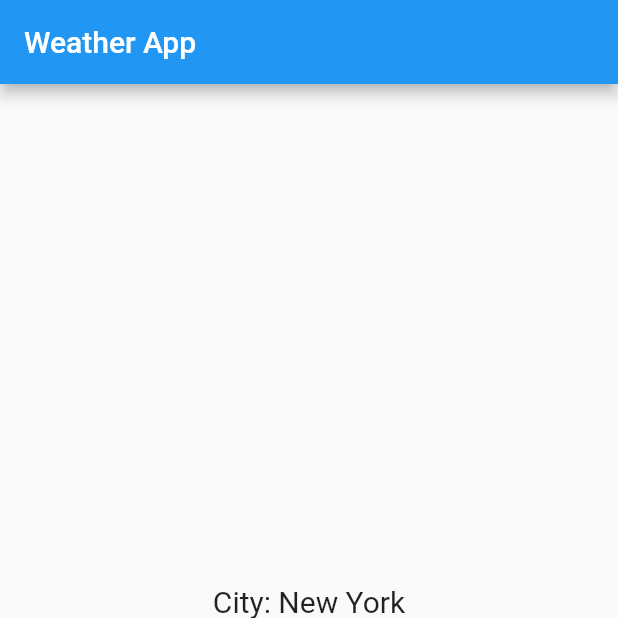
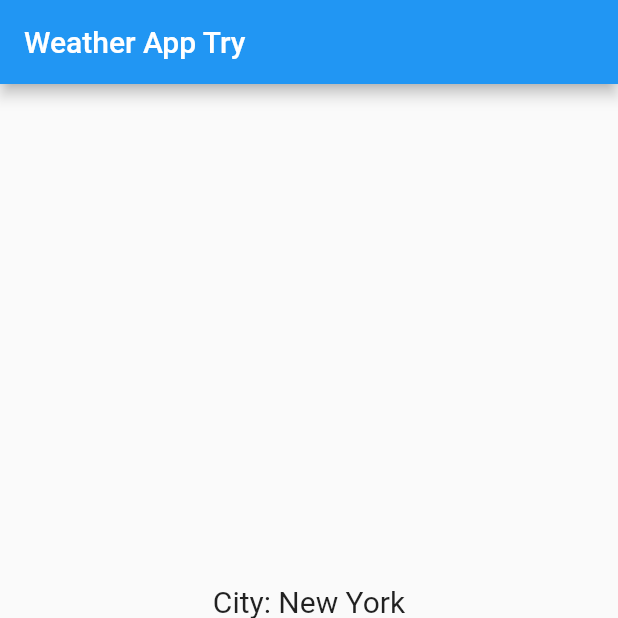
Before and after one commit to nureddineraslan/simple_weather_app, a Flutter app: the screen it shows after launch, on a phone screen of 412 x 824 dp, the top half of it. Run offline on Flutter 3.47's test engine with Material 2 defaults, Android fonts, the phone set to English and light mode, and no system bars; our stand-ins replace bloc, flutter_bloc.

Commit message:
Update weather_screen.dart

```diff
--- a/lib/view/weather_screen.dart
+++ b/lib/view/weather_screen.dart
@@ -12,7 +12,7 @@ class WeatherScreen extends StatelessWidget {
 
     return Scaffold(
       appBar: AppBar(
-        title: Text('Weather App'),
+        title: Text('Weather App Try'),
       ),
       body: Center(
         child: BlocBuilder<WeatherBloc, WeatherModel>(
```
